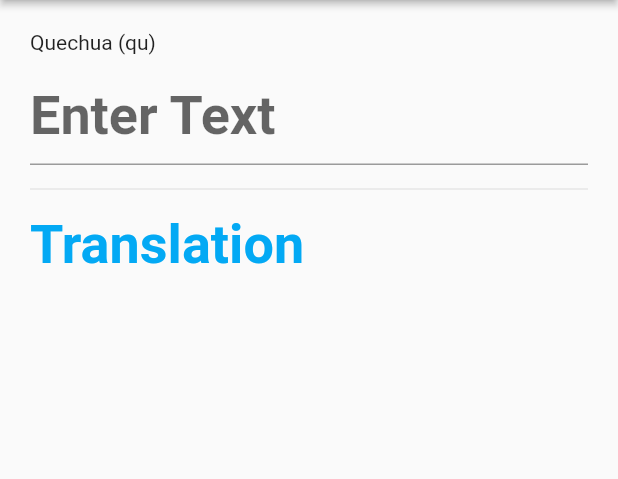
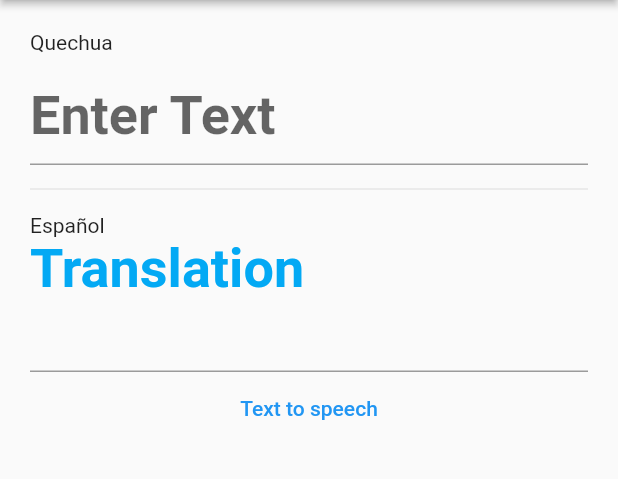
Before and after one commit to Uritu-System/uritu_app, a Flutter app: the UrituView screen opened by its route, on a phone screen of 412 x 824 dp, the part 84-563 px from its top. Run offline on Flutter 3.47's test engine with Material 2 defaults, Android fonts, the phone set to English and light mode, and no system bars; our stand-ins replace firebase_auth, firebase_core, flutter_tts; accounts and stored records are empty.

Commit message:
Create tts

```diff
--- a/lib/presentation_layer/views/uritu_view.dart
+++ b/lib/presentation_layer/views/uritu_view.dart
@@ -8,6 +8,7 @@ import 'package:uritu_app/data_layer/data_model.dart';
 import 'package:uritu_app/domain_layer/auth/auth_service.dart';
 import 'package:http/http.dart' as http;
 import 'package:uritu_app/presentation_layer/components/show_log_out_dialog.dart';
+import 'package:flutter_tts/flutter_tts.dart';
 
 class UrituView extends StatefulWidget {
   const UrituView({super.key});
@@ -18,6 +19,14 @@ class UrituView extends StatefulWidget {
 
 class _UrituViewState extends State<UrituView> {
   String translated = 'Translation';
+  final FlutterTts flutterTts = FlutterTts();
+  final TextEditingController textEditingController = TextEditingController();
+
+  speak(String text) async {
+    await flutterTts.setLanguage("es-ES");
+    await flutterTts.setPitch(1); //0.5 to 1.5
+    await flutterTts.speak(text);
+  }
 
   @override
   Widget build(BuildContext context) {
@@ -57,9 +66,9 @@ class _UrituViewState extends State<UrituView> {
       body: ListView(
         padding: const EdgeInsets.all(20),
         children: [
-          const Text('Quechua (qu)'),
+          const Text('Quechua'),
           const SizedBox(height: 8),
-          TextField(
+          TextFormField(
             style: const TextStyle(
               fontSize: 36,
               fontWeight: FontWeight.bold,
@@ -79,6 +88,7 @@ class _UrituViewState extends State<UrituView> {
                 'source': spanishCodeTranslation,
                 'key': '',
                 //TODO: Change Apikeytranslations
+                // descomenta lo de abajo
                 // 'key': cloudTranslationApiKey,
               });
 
@@ -99,6 +109,7 @@ class _UrituViewState extends State<UrituView> {
           const Divider(
             height: 32,
           ),
+          const Text('Español'),
           Text(
             translated,
             style: const TextStyle(
@@ -106,7 +117,14 @@ class _UrituViewState extends State<UrituView> {
               color: Colors.lightBlue,
               fontWeight: FontWeight.bold,
             ),
-          )
+          ),
+          TextFormField(
+            controller: textEditingController,
+          ),
+          TextButton(
+            onPressed: () => speak(textEditingController.text),
+            child: const Text('Text to speech'),
+          ),
         ],
       ),
     );
```
